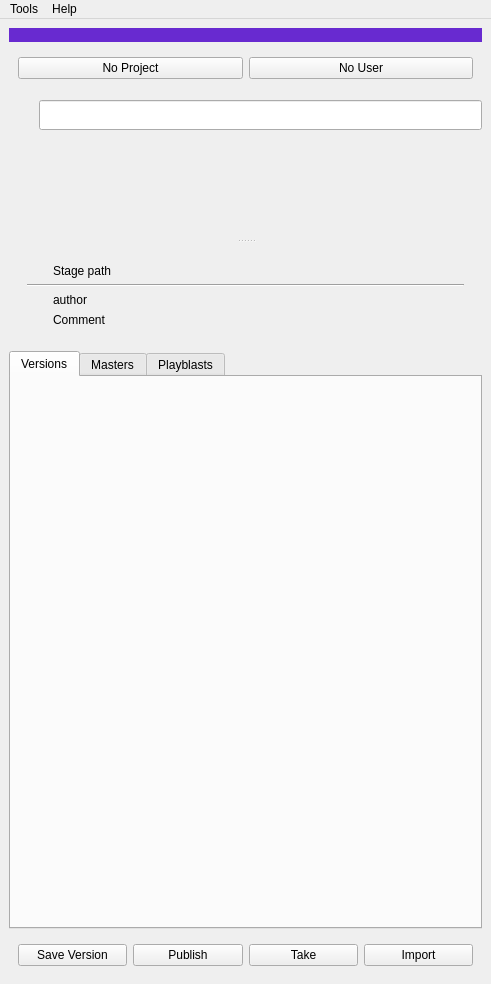
Qt form ui/pipeline_main_UI.ui (liorbenhorin/pipeline) before a commit.
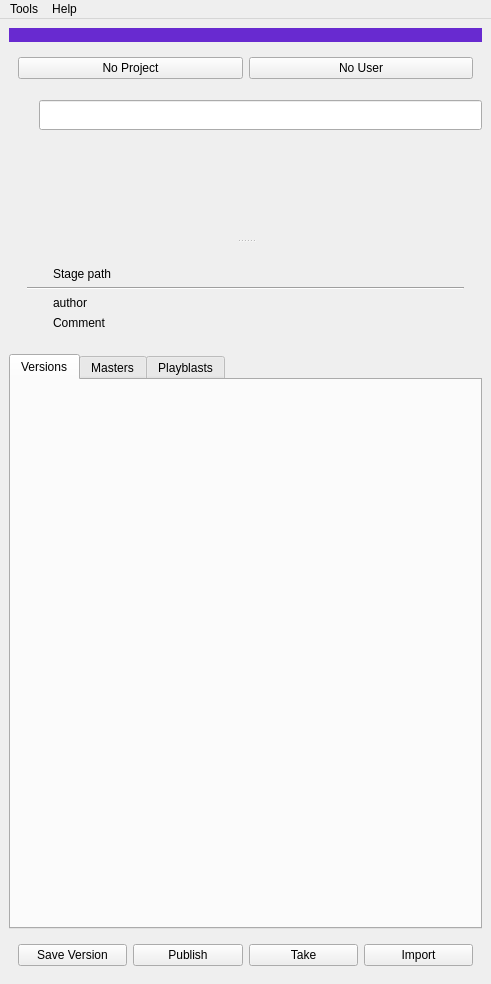
The same form after that commit.

Diff of the .ui file:
```diff
--- a/ui/pipeline_main_UI.ui
+++ b/ui/pipeline_main_UI.ui
@@ -229,6 +229,9 @@
               <property name="spacing">
                <number>6</number>
               </property>
+              <property name="topMargin">
+               <number>12</number>
+              </property>
               <item>
                <widget class="QWidget" name="widget" native="true">
                 <property name="minimumSize">
@@ -244,6 +247,9 @@
                  </size>
                 </property>
                 <layout class="QGridLayout" name="gridLayout_3">
+                 <property name="spacing">
+                  <number>-1</number>
+                 </property>
                  <item row="0" column="1">
                   <widget class="QLabel" name="stage_path_label">
                    <property name="text">
```
